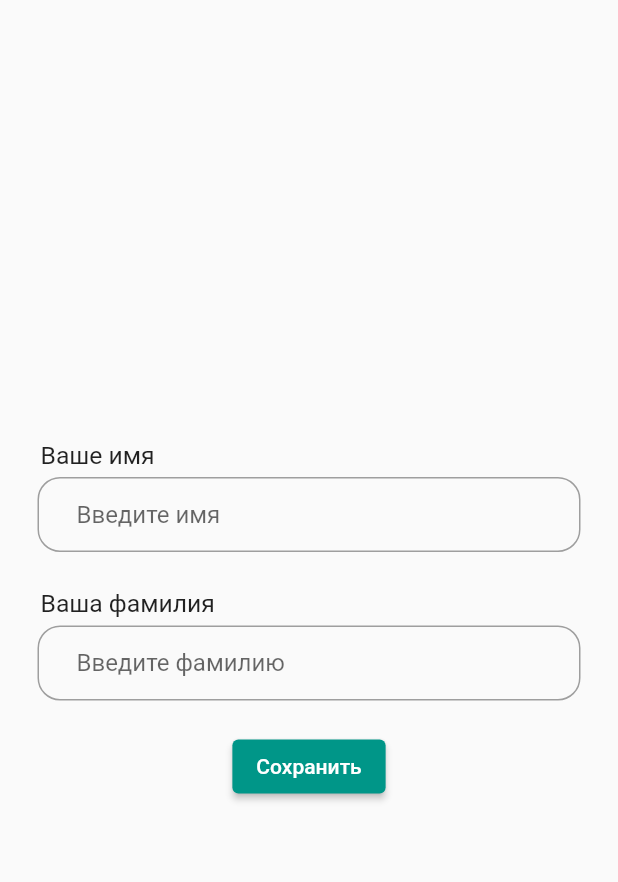
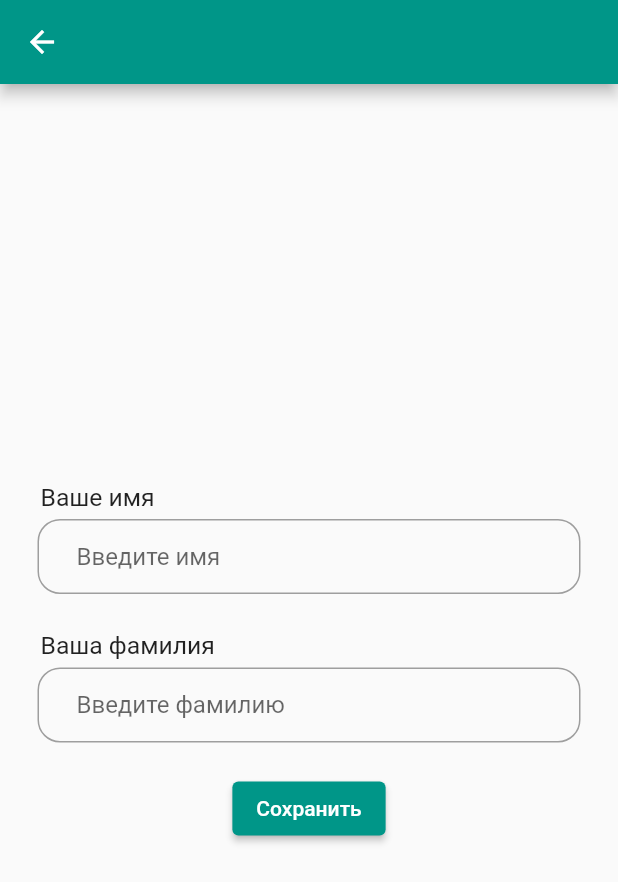
Before and after one commit to EvgrafovBTW/dream_note, a Flutter app: the screen it shows after launch, item 4 of the bottom bar chosen, after a tap on "Заполнить профиль", on a phone screen of 412 x 824 dp. Shown: the top 882 px of the screen. Run offline on Flutter 3.47's test engine with Material 2 defaults, Android fonts, the phone set to English and light mode, and no system bars; drawn by our look-alikes of flutter_platform_widgets, keyboard_dismisser, overlay_support; our stand-ins replace bloc, equatable, flutter_bloc, flutter_slidable, flutter_spinkit, hydrated_bloc.

Commit message:
added user credenials change

```diff
--- /dev/null
+++ b/lib/logic/blocs/user/bloc/user_bloc.dart
@@ -0,0 +1,43 @@
+import 'package:dream_note/models/user_model.dart';
+import 'package:equatable/equatable.dart';
+import 'dart:convert';
+
+import 'package:hydrated_bloc/hydrated_bloc.dart';
+
+part 'user_event.dart';
+part 'user_state.dart';
+
+class UserBloc extends HydratedBloc<UserEvent, UserState> {
+  UserBloc() : super(UserInitial()) {
+    on<UpdateUserData>((event, emit) {
+      if (state.user != null) {
+        emit(state.copyWith(user: event.user));
+      } else {
+        emit(
+          UserState(user: event.user),
+        );
+      }
+    });
+    on<InitUser>(
+      (event, emit) => emit(
+        UserState(
+          user: DreamUser(
+            id: event.id,
+            name: event.name,
+            email: event.email,
+            gender: event.gender,
+            phone: event.phone,
+            createdDate: event.createdDate,
+            lastName: event.lastName,
+          ),
+        ),
+      ),
+    );
+  }
+
+  @override
+  UserState? fromJson(Map<String, dynamic> json) => UserState.fromMap(json);
+
+  @override
+  Map<String, dynamic>? toJson(UserState state) => state.toMap();
+}
--- /dev/null
+++ b/lib/logic/blocs/user/bloc/user_event.dart
@@ -0,0 +1,32 @@
+part of 'user_bloc.dart';
+
+abstract class UserEvent extends Equatable {
+  const UserEvent();
+
+  @override
+  List<Object> get props => [];
+}
+
+class UpdateUserData extends UserEvent {
+  final DreamUser user;
+  const UpdateUserData(this.user);
+}
+
+class InitUser extends UserEvent {
+  String id;
+  String name;
+  String? lastName;
+  String email;
+  String gender;
+  String? createdDate;
+  String? phone;
+  InitUser({
+    required this.id,
+    required this.name,
+    this.lastName,
+    required this.email,
+    required this.gender,
+    this.createdDate,
+    this.phone,
+  });
+}
--- /dev/null
+++ b/lib/logic/blocs/user/bloc/user_state.dart
@@ -0,0 +1,40 @@
+// ignore_for_file: public_member_api_docs, sort_constructors_first
+
+part of 'user_bloc.dart';
+
+class UserState extends Equatable {
+  final DreamUser? user;
+  const UserState({this.user});
+
+  @override
+  List<dynamic> get props => [user];
+
+  UserState copyWith({
+    DreamUser? user,
+  }) {
+    return UserState(
+      user: user ?? this.user,
+    );
+  }
+
+  Map<String, dynamic> toMap() {
+    return <String, dynamic>{
+      'user': user?.toMap(),
+    };
+  }
+
+  factory UserState.fromMap(Map<String, dynamic> map) {
+    return UserState(
+      user: map['user'] != null
+          ? DreamUser.fromMap(map['user'] as Map<String, dynamic>)
+          : null,
+    );
+  }
+
+  String toJson() => json.encode(toMap());
+
+  factory UserState.fromJson(String source) =>
+      UserState.fromMap(json.decode(source) as Map<String, dynamic>);
+}
+
+class UserInitial extends UserState {}
--- a/lib/main.dart
+++ b/lib/main.dart
@@ -4,7 +4,7 @@ import 'package:dream_note/logic/blocs/app_load/bloc/app_load_bloc.dart';
 import 'package:dream_note/logic/blocs/app_settings/bloc/app_settings_bloc.dart';
 import 'package:dream_note/logic/blocs/bottom_navigation/bloc/bottom_navigation_bloc.dart';
 import 'package:dream_note/logic/blocs/dreams/bloc/dreams_bloc.dart';
-// import 'package:dream_note/logic/blocs/user/bloc/user_bloc.dart';
+import 'package:dream_note/logic/blocs/user/bloc/user_bloc.dart';
 import 'package:dream_note/screens/main_screen.dart';
 import 'package:dream_note/screens/new_dream_screen.dart';
 import 'package:dream_note/screens/profile_screen.dart';
@@ -39,9 +39,9 @@ void main() async {
         BlocProvider(
           create: (context) => DreamsBloc(),
         ),
-        // BlocProvider(
-        //   create: (context) => UserBloc(),
-        // ),
+        BlocProvider(
+          create: (context) => UserBloc(),
+        ),
       ],
       child: const MainApp(),
     ),
--- a/lib/screens/consecutive_screens/user_credentials_change.dart
+++ b/lib/screens/consecutive_screens/user_credentials_change.dart
@@ -1,20 +1,22 @@
-// ignore_for_file: prefer_const_constructors
-
 import 'package:dream_note/logic/blocs/app_settings/bloc/app_settings_bloc.dart';
+import 'package:dream_note/logic/blocs/user/bloc/user_bloc.dart';
 import 'package:flutter/material.dart';
-import 'package:flutter/src/widgets/framework.dart';
-import 'package:flutter/src/widgets/placeholder.dart';
 import 'package:flutter_bloc/flutter_bloc.dart';
 import 'package:flutter_platform_widgets/flutter_platform_widgets.dart';
+import 'package:overlay_support/overlay_support.dart';
 
 class UserCredentialsScreen extends StatelessWidget {
   const UserCredentialsScreen({super.key});
 
   @override
   Widget build(BuildContext context) {
-    TextEditingController nameController = TextEditingController();
-    TextEditingController lastNameController = TextEditingController();
+    UserBloc userBloc = BlocProvider.of<UserBloc>(context);
+    TextEditingController nameController =
+        TextEditingController(text: userBloc.state.user?.name);
+    TextEditingController lastNameController =
+        TextEditingController(text: userBloc.state.user?.lastName);
     return Scaffold(
+      appBar: DreamAppBar(),
       body: SizedBox.expand(
         child: SafeArea(
           child: Padding(
@@ -36,8 +38,37 @@ class UserCredentialsScreen extends StatelessWidget {
                   ),
                 ),
                 PlatformElevatedButton(
-                  onPressed: () {},
-                  child: Text('Сохранить'),
+                  onPressed: () {
+                    if (nameController.text.isNotEmpty) {
+                      if (userBloc.state.user == null) {
+                        userBloc.add(
+                          InitUser(
+                            id: 'id',
+                            name: nameController.text,
+                            lastName: lastNameController.text,
+                            email: 'email',
+                            gender: 'gender',
+                            phone: 'phone',
+                            createdDate: 'createdDate',
+                          ),
+                        );
+                      } else {
+                        userBloc.add(
+                          UpdateUserData(
+                            userBloc.state.user!.copyWith(
+                              name: nameController.text,
+                              lastName: lastNameController.text,
+                            ),
+                          ),
+                        );
+                        showSimpleNotification(const Text('Профиль обновлён'));
+                        Navigator.pop(context);
+                      }
+                    } else {
+                      showSimpleNotification(const Text('Заполните имя'));
+                    }
+                  },
+                  child: const Text('Сохранить'),
                 )
               ],
             ),
@@ -46,6 +77,28 @@ class UserCredentialsScreen extends StatelessWidget {
       ),
     );
   }
+}
+
+class DreamAppBar extends PlatformAppBar implements PreferredSizeWidget {
+  DreamAppBar({
+    super.key,
+    super.cupertino,
+    super.automaticallyImplyLeading,
+    super.backgroundColor,
+    super.leading,
+    super.material,
+    super.title,
+    super.trailingActions,
+    super.widgetKey,
+  });
+
+  @override
+  Widget build(BuildContext context) {
+    return PlatformAppBar();
+  }
+
+  @override
+  Size get preferredSize => const Size.fromHeight(kToolbarHeight);
 }
 
 class DreamTextField extends StatelessWidget {
@@ -84,7 +137,7 @@ class DreamTextField extends StatelessWidget {
                   .state
                   .onPrimaryColor,
             ),
-            borderRadius: BorderRadius.all(
+            borderRadius: const BorderRadius.all(
               Radius.circular(15),
             ),
           ),
--- a/lib/screens/profile_screen.dart
+++ b/lib/screens/profile_screen.dart
@@ -9,6 +9,8 @@ import 'package:flutter_bloc/flutter_bloc.dart';
 import 'package:flutter_platform_widgets/flutter_platform_widgets.dart';
 
 import 'package:dream_note/screens/consecutive_screens/settings_screen.dart';
+
+import '../logic/blocs/user/bloc/user_bloc.dart';
 
 class UserProfile extends StatelessWidget {
   const UserProfile({super.key});
@@ -28,44 +30,7 @@ class UserProfile extends StatelessWidget {
                 children: [
                   Flexible(
                     flex: 2,
-                    child: GestureDetector(
-                      onTap: () => Navigator.push(
-                        context,
-                        platformPageRoute(
-                          material: (context, platform) =>
-                              MaterialPageRouteData(),
-                          cupertino: (context, platform) =>
-                              CupertinoPageRouteData(),
-                          context: context,
-                          builder: (context) => const SettingsScreen(),
-                        ),
-                      ),
-                      child: Center(
-                        child: Column(
-                          mainAxisAlignment: MainAxisAlignment.center,
-                          children: [
-                            Padding(
-                              padding: const EdgeInsets.symmetric(vertical: 20),
-                              child: CircleAvatar(
-                                radius: sHeight / 15,
-                                child: Text(
-                                  'getUserAbName()',
-                                  style: TextStyle(fontSize: sHeight * 0.04),
-                                ),
-                              ),
-                            ),
-                            Text(
-                              'getUserName()',
-                              style: TextStyle(fontSize: sHeight * 0.04),
-                              overflow: TextOverflow.clip,
-                              textAlign: TextAlign.center,
-                            ),
-                          ],
-                        ),
-                      ),
-                    ),
-                    /*
-                    BlocBuilder<UserBloc, UserState>(
+                    child: BlocBuilder<UserBloc, UserState>(
                       builder: (context, state) {
                         String getUserName() {
                           String name = '';
@@ -75,7 +40,7 @@ class UserProfile extends StatelessWidget {
                               name = '$name ${state.user!.lastName}';
                             }
                           } else {
-                            name = 'Пока только настройки';
+                            name = 'Неизвестный пользователь';
                           }
                           return name;
                         }
@@ -85,7 +50,7 @@ class UserProfile extends StatelessWidget {
                           if (state.user != null) {
                             abName = state.user!.name[0];
                             if (state.user!.lastName != null) {
-                              abName = '$abName ${state.user!.lastName![0]}';
+                              abName = '$abName${state.user!.lastName![0]}';
                             }
                           } else {
                             abName = '?';
@@ -133,7 +98,6 @@ class UserProfile extends StatelessWidget {
                         );
                       },
                     ),
-                  */
                   ),
                   Flexible(
                     flex: 2,
```
